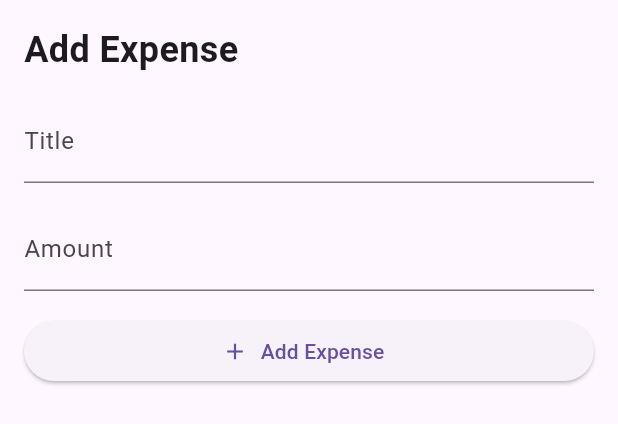
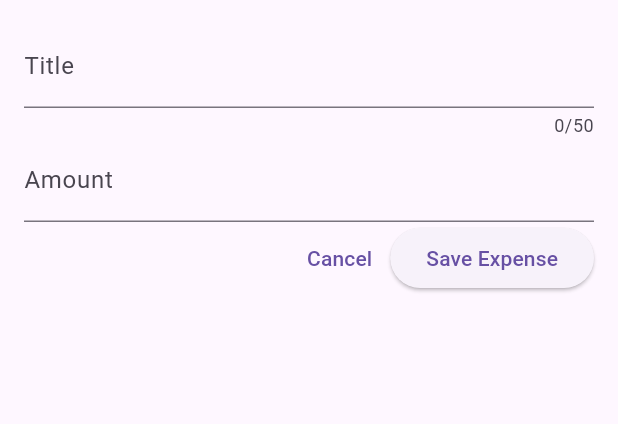
Before and after one commit to hazemkataie/expense_tracker_app_flutter, a Flutter app: the NewExpense widget shown alone on an empty page, opened directly, on a phone screen of 412 x 824 dp. Shown: the top 424 px of the screen. Run offline on Flutter 3.47's test engine with Material 3 defaults, Android fonts, the phone set to English and light mode, and no system bars.

Commit message:
Refactor NewExpense widget to improve form handling and layout

```diff
--- a/lib/widgets/new_expense.dart
+++ b/lib/widgets/new_expense.dart
@@ -10,6 +10,18 @@ class NewExpense extends StatefulWidget {
 }
 
 class _NewExpenseState extends State<NewExpense> {
+  final _titleController = TextEditingController();
+  final _amountController = TextEditingController();
+  // final _dateController = TextEditingController();
+  // final _categoryController = TextEditingController();
+
+  @override
+  void dispose() {
+    _titleController.dispose();
+    _amountController.dispose();
+    super.dispose();
+  }
+
   @override
   Widget build(BuildContext context) {
     return Padding(
@@ -17,19 +29,33 @@ class _NewExpenseState extends State<NewExpense> {
       child: Column(
         crossAxisAlignment: CrossAxisAlignment.stretch,
         children: [
-          const Text(
-            'Add Expense',
-            style: TextStyle(fontSize: 24, fontWeight: FontWeight.bold),
+          TextField(
+            controller: _titleController,
+            maxLength: 50,
+            decoration: const InputDecoration(label: Text('Title')),
           ),
-          const SizedBox(height: 16),
-          TextField(decoration: const InputDecoration(labelText: 'Title')),
-          const SizedBox(height: 16),
-          TextField(decoration: const InputDecoration(labelText: 'Amount')),
-          const SizedBox(height: 16),
-          ElevatedButton.icon(
-            onPressed: () {},
-            icon: const Icon(Icons.add),
-            label: const Text('Add Expense'),
+          TextField(
+            controller: _amountController,
+            keyboardType: const TextInputType.numberWithOptions(),
+            decoration: const InputDecoration(
+              label: Text('Amount'),
+              prefixText: '\$ ',
+            ),
+          ),
+          Row(
+            mainAxisAlignment: MainAxisAlignment.end,
+            children: [
+              TextButton(onPressed: () {}, child: const Text('Cancel')),
+              ElevatedButton(
+                onPressed: () {
+                  print(
+                    'Title: ${_titleController.text}, Amount: ${_amountController.text}',
+                  );
+                },
+                child: const Text('Save Expense'),
+              ),
+              // const SizedBox(width: 16),
+            ],
           ),
         ],
       ),
```
Also changed, not shown: lib/widgets/expenses.dart (+5 -2 lines).
